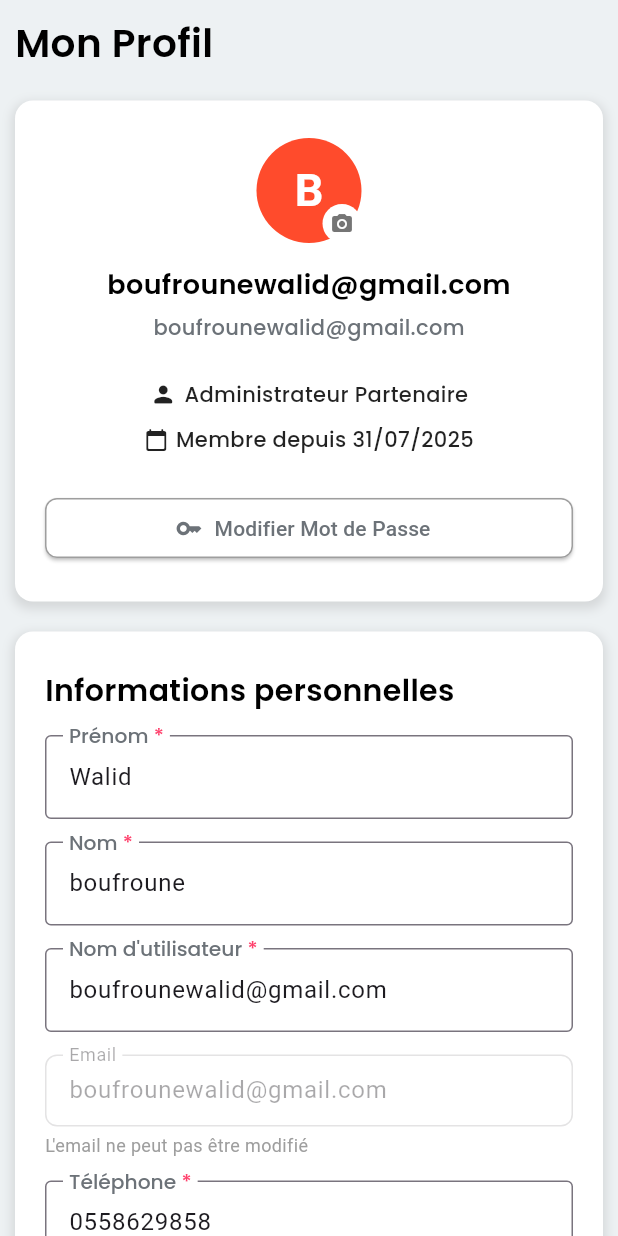
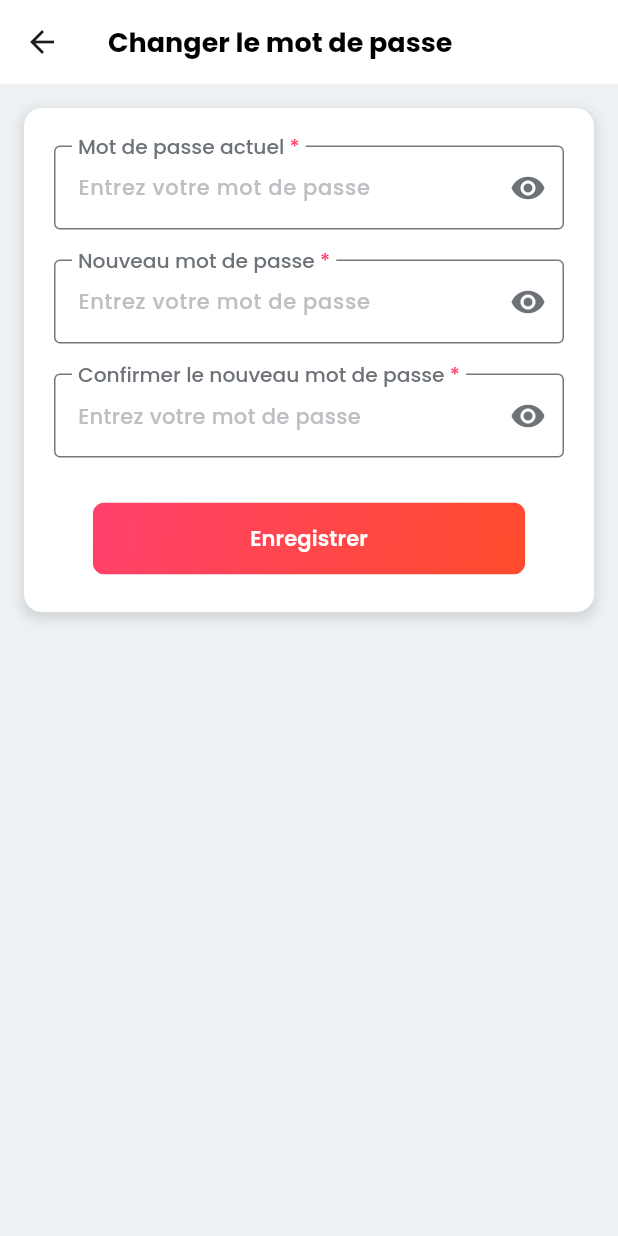
Before and after one commit to fatmakhadidja/deltax, a Flutter app: the screen it shows after launch, after a tap on "Modifier Mot de Passe", on a phone screen of 412 x 824 dp. Run offline on Flutter 3.47's test engine with Material 3 defaults, Android fonts, the phone set to English and light mode, and no system bars; our stand-ins replace image_picker.

Commit message:
profil page finalized

```diff
--- a/lib/routes/routes.dart
+++ b/lib/routes/routes.dart
@@ -1,3 +1,4 @@
+import 'package:deltax/ui/screens/change_password.dart';
 import 'package:deltax/ui/screens/connexion.dart';
 import 'package:deltax/ui/screens/inscription.dart';
 import 'package:deltax/ui/screens/profil.dart';
@@ -7,6 +8,7 @@
   static const String connexion = '/connexion';
   static const String inscription = '/inscription';
   static const String profil = '/profil';
+  static const String changePassword = '/changePassword';
 
   static Route<dynamic> generateRoute(RouteSettings settings) {
     switch (settings.name) {
@@ -16,6 +18,8 @@
         return MaterialPageRoute(builder: (_) => const Inscription());
       case profil:
         return MaterialPageRoute(builder: (_) => const Profil());
+      case changePassword :
+        return MaterialPageRoute(builder: (_) => const ChangePassword());
       default:
         return MaterialPageRoute(
           builder: (_) => Scaffold(
--- /dev/null
+++ b/lib/ui/screens/change_password.dart
@@ -0,0 +1,101 @@
+import 'package:deltax/ui/widgets/button.dart';
+import 'package:flutter/material.dart';
+import 'package:deltax/core/const/colors.dart';
+import 'package:deltax/core/const/text_styles.dart';
+import 'package:deltax/ui/widgets/password_text_form.dart';
+import 'package:deltax/ui/widgets/confirm_password_text_form.dart';
+
+class ChangePassword extends StatefulWidget {
+  const ChangePassword({super.key});
+
+  @override
+  State<ChangePassword> createState() => _ChangePasswordState();
+}
+
+class _ChangePasswordState extends State<ChangePassword> {
+  final _formKey = GlobalKey<FormState>();
+  final currentPasswordCtrl = TextEditingController();
+  final newPasswordCtrl = TextEditingController();
+  final confirmPasswordCtrl = TextEditingController();
+
+  @override
+  void dispose() {
+    currentPasswordCtrl.dispose();
+    newPasswordCtrl.dispose();
+    confirmPasswordCtrl.dispose();
+    super.dispose();
+  }
+
+  void _savePassword() {
+    if (_formKey.currentState!.validate()) {
+      // Ici tu peux appeler ton backend / Firebase / API
+      ScaffoldMessenger.of(context).showSnackBar(
+        const SnackBar(content: Text("Mot de passe modifié avec succès")),
+      );
+    }
+  }
+
+  @override
+  Widget build(BuildContext context) {
+    return Scaffold(
+      backgroundColor: AppColors.lightLightGrey,
+      appBar: AppBar(
+        title: Text(
+          "Changer le mot de passe",
+          style: AppTextStyles.heading1(fontSize: 18),
+        ),
+        backgroundColor: Colors.white,
+      ),
+      body: SafeArea(
+        child: Padding(
+          padding: const EdgeInsets.all(16),
+          child: Container(
+            width: double.infinity,
+            decoration: BoxDecoration(
+              color: Colors.white,
+              borderRadius: BorderRadius.circular(12),
+              boxShadow: [
+                BoxShadow(
+                  color: Colors.grey.withOpacity(0.3),
+                  spreadRadius: 2,
+                  blurRadius: 5,
+                  offset: const Offset(0, 3),
+                ),
+              ],
+            ),
+            padding: const EdgeInsets.symmetric(horizontal: 20, vertical: 25),
+            child: Column(
+              mainAxisSize: MainAxisSize.min,
+              children: [
+                Form(
+                  key: _formKey,
+                  child: Column(
+                    children: [
+                      PasswordTextForm(
+                        label: "Mot de passe actuel",
+                        controller: currentPasswordCtrl,
+                      ),
+                      const SizedBox(height: 20),
+                      PasswordTextForm(
+                        label: "Nouveau mot de passe",
+                        controller: newPasswordCtrl,
+                      ),
+                      const SizedBox(height: 20),
+                      ConfirmPasswordTextForm(
+                        label: "Confirmer le nouveau mot de passe",
+                        controller: confirmPasswordCtrl,
+                        firstPassword: newPasswordCtrl,
+                      ),
+                      const SizedBox(height: 30),
+                      MyButton(onPressed: _savePassword, child: "Enregistrer"),
+                    ],
+                  ),
+                ),
+              ],
+            ),
+          ),
+        ),
+      ),
+    );
+  }
+}
--- a/lib/ui/screens/profil.dart
+++ b/lib/ui/screens/profil.dart
@@ -1,3 +1,4 @@
+import 'package:deltax/routes/routes.dart';
 import 'package:deltax/ui/widgets/name_text_form.dart';
 import 'package:flutter/material.dart';
 import 'package:deltax/core/const/colors.dart';
@@ -13,43 +14,65 @@
 }
 
 class _ProfilState extends State<Profil> {
+  File? _imageFile;
+  final ImagePicker _picker = ImagePicker();
+
+  Future<void> _pickImageFromGallery() async {
+    final pickedFile = await _picker.pickImage(source: ImageSource.gallery);
+    if (pickedFile != null) {
+      setState(() {
+        _imageFile = File(pickedFile.path);
+      });
+    }
+  }
+
+  late TextEditingController prenomCtrl;
+  late TextEditingController nomCtrl;
+  late TextEditingController usernameCtrl;
+  late TextEditingController emailCtrl;
+  late TextEditingController phoneCtrl;
+  late TextEditingController adresseCtrl;
+
+  final List<Color> colors = [
+    AppColors.orange,
+    AppColors.pink,
+    Colors.red,
+    Colors.yellow,
+    Colors.green,
+    Colors.blue,
+  ];
+
+  @override
+  void initState() {
+    super.initState();
+    prenomCtrl = TextEditingController(text: "Walid");
+    nomCtrl = TextEditingController(text: "Boufroune");
+    usernameCtrl = TextEditingController(text: "boufrounewalid@gmail.com");
+    emailCtrl = TextEditingController(text: "boufrounewalid@gmail.com");
+    phoneCtrl = TextEditingController(text: "0558629858");
+    adresseCtrl = TextEditingController(text: "Bordj El Kiffan, Alger");
+  }
+
+  @override
+  void dispose() {
+    prenomCtrl.dispose();
+    nomCtrl.dispose();
+    usernameCtrl.dispose();
+    emailCtrl.dispose();
+    phoneCtrl.dispose();
+    adresseCtrl.dispose();
+    super.dispose();
+  }
+
   @override
   Widget build(BuildContext context) {
     // Déclare-les en haut du State
-    final prenomCtrl = TextEditingController(text: "Walid");
-    final nomCtrl = TextEditingController(text: "boufroune");
-    final usernameCtrl = TextEditingController(
-      text: "boufrounewalid@gmail.com",
-    );
-    final emailCtrl = TextEditingController(text: "boufrounewalid@gmail.com");
-    final phoneCtrl = TextEditingController(text: "0558629858");
-    final adresseCtrl = TextEditingController(text: "Bordj El Kiffan, Alger");
-    final List<Color> colors = [
-      AppColors.orange,
-      AppColors.pink,
-      Colors.red,
-      Colors.yellow,
-      Colors.green,
-      Colors.blue,
-    ];
+
     final int charCode = usernameCtrl.text.isNotEmpty
         ? usernameCtrl.text[0].toUpperCase().codeUnitAt(0)
         : 65; // 'A' = 65
     final int colorIndex = charCode % colors.length; // modulo to stay in range
     final Color avatarColor = colors[colorIndex];
-
-    File? _imageFile;
-    final ImagePicker _picker = ImagePicker();
-
-    Future<void> _pickImageFromGallery() async {
-      final pickedFile = await _picker.pickImage(source: ImageSource.gallery);
-
-      if (pickedFile != null) {
-        setState(() {
-          _imageFile = File(pickedFile.path);
-        });
-      }
-    }
 
     return Scaffold(
       backgroundColor: AppColors.lightLightGrey,
@@ -140,7 +163,7 @@
 
                       // Email
                       Text(
-                        "boufrounewalid@gmail.com",
+                        emailCtrl.text,
                         style: AppTextStyles.heading2(
                           color: Colors.black,
                           fontSize: 18,
@@ -148,7 +171,7 @@
                       ),
                       const SizedBox(height: 5),
                       Text(
-                        "boufrounewalid@gmail.com",
+                        usernameCtrl.text,
                         style: AppTextStyles.body1(fontSize: 14),
                       ),
 
@@ -202,7 +225,12 @@
                       SizedBox(
                         width: double.infinity,
                         child: ElevatedButton.icon(
-                          onPressed: () {},
+                          onPressed: () {
+                            Navigator.pushNamed(
+                              context,
+                              AppRoutes.changePassword,
+                            );
+                          },
                           icon: const Icon(Icons.key, size: 18),
                           label: const Text("Modifier Mot de Passe"),
                           style: ElevatedButton.styleFrom(
@@ -258,6 +286,7 @@
                         controller: prenomCtrl,
                         label: "Prénom",
                         hint: "Entrez votre prénom",
+                        value: prenomCtrl.text,
                       ),
                       const SizedBox(height: 15),
 
@@ -274,6 +303,7 @@
                         controller: usernameCtrl,
                         label: "Nom d'utilisateur",
                         hint: "Entrez votre nom d'utilisateur",
+                        value: usernameCtrl.text,
                       ),
                       const SizedBox(height: 15),
 
@@ -336,6 +366,7 @@
                           ),
                           child: ElevatedButton.icon(
                             onPressed: () {
+                              setState(() {});
                               ScaffoldMessenger.of(context).showSnackBar(
                                 const SnackBar(
                                   content: Text(
@@ -346,6 +377,7 @@
                             },
                             icon: const Icon(Icons.save),
                             label: const Text("Enregistrer les modifications"),
+
                             style: ElevatedButton.styleFrom(
                               backgroundColor: Colors.transparent, // important
                               shadowColor: Colors
--- a/lib/ui/widgets/confirm_password_text_form.dart
+++ b/lib/ui/widgets/confirm_password_text_form.dart
@@ -44,7 +44,7 @@
           text: TextSpan(
             children: [
               TextSpan(
-                text: "Comfirmer le mot de passe",
+                text: widget.label,
                 style: AppTextStyles.body1(
                   color: AppColors.darkGrey,
                   fontSize: 18,
--- a/lib/ui/widgets/password_text_form.dart
+++ b/lib/ui/widgets/password_text_form.dart
@@ -36,7 +36,7 @@
           text: TextSpan(
             children: [
               TextSpan(
-                text: "Mot de passe",
+                text: widget.label,
                 style: AppTextStyles.body1(
                   color: AppColors.darkGrey,
                   fontSize: 18,
```
Also changed, not shown: lib/ui/widgets/name_text_form.dart (+8 -0 lines), pubspec.lock.
